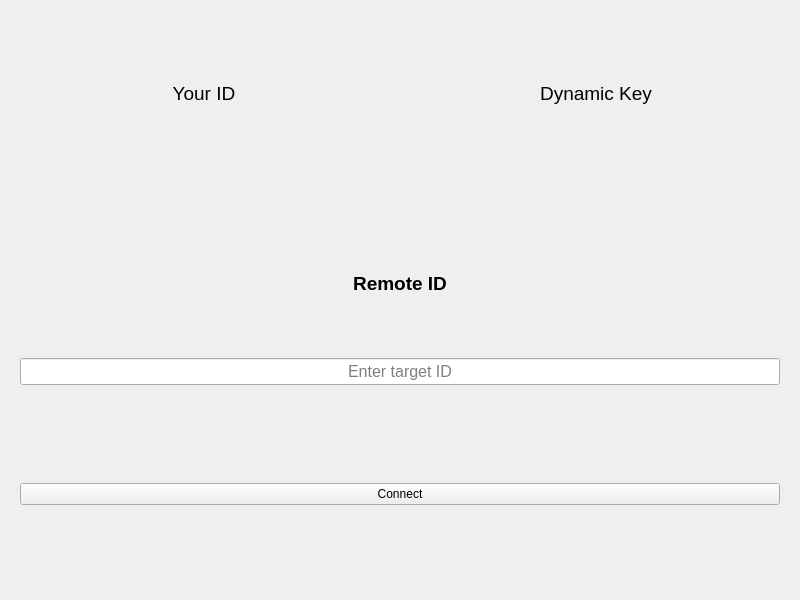
XQQYT/XqqytDesktop, file UI/ConnectWidget/ConnectWidget.ui: the form before one commit.
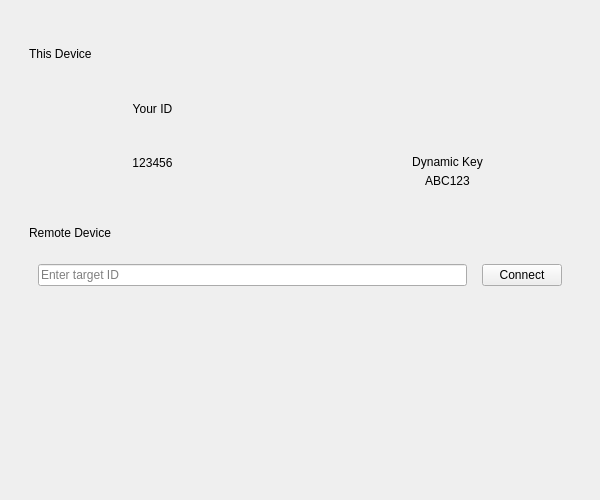
The form after the commit.

Commit message: redesign_the_UI_of_the_connect_widget

Diff of the .ui file:
```diff
--- a/UI/ConnectWidget/ConnectWidget.ui
+++ b/UI/ConnectWidget/ConnectWidget.ui
@@ -6,52 +6,62 @@
    <rect>
     <x>0</x>
     <y>0</y>
-    <width>800</width>
-    <height>600</height>
+    <width>600</width>
+    <height>500</height>
    </rect>
   </property>
-  <property name="focusPolicy">
-   <enum>Qt::StrongFocus</enum>
+  <property name="minimumSize">
+   <size>
+    <width>500</width>
+    <height>450</height>
+   </size>
   </property>
   <property name="windowTitle">
    <string>Remote Control Connection</string>
   </property>
-  <layout class="QGridLayout" name="gridLayout">
-   <item row="0" column="0">
+  <layout class="QVBoxLayout" name="verticalLayout_main">
+   <property name="spacing">
+    <number>20</number>
+   </property>
+   <property name="margin">
+    <number>20</number>
+   </property>
+   <item>
+    <widget class="QWidget" name="widget_local_info" native="true">
     <layout class="QHBoxLayout" name="horizontalLayout_id_and_key">
+      <property name="spacing">
+       <number>30</number>
+      </property>
+      <property name="margin">
+       <number>0</number>
+      </property>
      <item>
+       <widget class="QWidget" name="widget_user_id" native="true">
       <layout class="QVBoxLayout" name="verticalLayout_user_id">
        <property name="spacing">
-        <number>2</number>
-       </property>
+          <number>5</number>
+         </property>
+         <item>
+          <widget class="QLabel" name="label">
+           <property name="text">
+            <string>This Device</string>
+           </property>
+          </widget>
+         </item>
        <item>
         <widget class="QLabel" name="label_user_id_title">
-         <property name="font">
-          <font>
-           <pointsize>14</pointsize>
-           <weight>50</weight>
-           <bold>false</bold>
-          </font>
-         </property>
          <property name="text">
           <string>Your ID</string>
          </property>
          <property name="alignment">
-          <set>Qt::AlignBottom|Qt::AlignHCenter</set>
+            <set>Qt::AlignCenter</set>
          </property>
         </widget>
        </item>
        <item>
         <widget class="QLabel" name="label_user_id_value">
-         <property name="font">
-          <font>
-           <pointsize>24</pointsize>
-           <weight>75</weight>
-           <bold>true</bold>
-          </font>
-         </property>
          <property name="text">
-          <string/>
+            <string>123456</string>
          </property>
          <property name="alignment">
           <set>Qt::AlignCenter</set>
@@ -59,40 +69,41 @@
         </widget>
        </item>
       </layout>
+       </widget>
      </item>
      <item>
+       <widget class="QWidget" name="widget_dynamic_key" native="true">
       <layout class="QVBoxLayout" name="verticalLayout_dynamic_key">
        <property name="spacing">
-        <number>2</number>
-       </property>
+          <number>5</number>
+         </property>
+         <item>
+          <spacer name="verticalSpacer">
+           <property name="orientation">
+            <enum>Qt::Vertical</enum>
+           </property>
+           <property name="sizeHint" stdset="0">
+            <size>
+             <width>20</width>
+             <height>24</height>
+            </size>
+           </property>
+          </spacer>
+         </item>
        <item>
         <widget class="QLabel" name="label_dynamic_key_title">
-         <property name="font">
-          <font>
-           <pointsize>14</pointsize>
-           <weight>50</weight>
-           <bold>false</bold>
-          </font>
-         </property>
          <property name="text">
           <string>Dynamic Key</string>
          </property>
          <property name="alignment">
-          <set>Qt::AlignBottom|Qt::AlignHCenter</set>
+            <set>Qt::AlignCenter</set>
          </property>
         </widget>
        </item>
        <item>
         <widget class="QLabel" name="label_dynamic_key_value">
-         <property name="font">
-          <font>
-           <pointsize>24</pointsize>
-           <weight>75</weight>
-           <bold>true</bold>
-          </font>
-         </property>
          <property name="text">
-          <string/>
+            <string>ABC123</string>
          </property>
          <property name="alignment">
           <set>Qt::AlignCenter</set>
@@ -100,53 +111,38 @@
         </widget>
        </item>
       </layout>
-     </item>
-    </layout>
+       </widget>
+      </item>
+     </layout>
+    </widget>
    </item>
-   <item row="1" column="0">
+
+   <item>
     <widget class="QWidget" name="widget_target_id" native="true">
-     <layout class="QVBoxLayout" name="verticalLayout_target_id">
-      <item>
-       <widget class="QLabel" name="label_target_id">
-        <property name="font">
-         <font>
-          <pointsize>14</pointsize>
-          <weight>75</weight>
-          <bold>true</bold>
-         </font>
-        </property>
+     <layout class="QVBoxLayout" name="verticalLayout_target">
+      <property name="spacing">
+       <number>15</number>
+      </property>
+      <item>
+       <widget class="QLabel" name="label_3">
         <property name="text">
-         <string>Remote ID</string>
-        </property>
-        <property name="alignment">
-         <set>Qt::AlignCenter</set>
+         <string>Remote Device</string>
         </property>
        </widget>
       </item>
+      <item>
+       <widget class="QWidget" name="widget_connect" native="true">
+        <layout class="QHBoxLayout" name="horizontalLayout">
+         <property name="spacing">
+          <number>15</number>
+         </property>
       <item>
        <widget class="QLineEdit" name="lineEdit_target_id">
-        <property name="font">
-         <font>
-          <pointsize>12</pointsize>
-         </font>
-        </property>
-        <property name="focusPolicy">
-         <enum>Qt::ClickFocus</enum>
-        </property>
-        <property name="alignment">
-         <set>Qt::AlignCenter</set>
-        </property>
         <property name="placeholderText">
          <string>Enter target ID</string>
         </property>
        </widget>
       </item>
-     </layout>
-    </widget>
-   </item>
-   <item row="2" column="0">
-    <widget class="QWidget" name="widget_connect" native="true">
-     <layout class="QVBoxLayout" name="verticalLayout_connect">
       <item>
        <widget class="QPushButton" name="btn_connect">
         <property name="text">
@@ -156,6 +152,23 @@
       </item>
      </layout>
     </widget>
+      </item>
+     </layout>
+    </widget>
+   </item>
+
+   <item>
+    <spacer name="verticalSpacer_2">
+     <property name="orientation">
+      <enum>Qt::Vertical</enum>
+     </property>
+     <property name="sizeHint" stdset="0">
+      <size>
+       <width>20</width>
+       <height>40</height>
+      </size>
+     </property>
+    </spacer>
    </item>
   </layout>
  </widget>
```
Lines whose indentation alone changed are shown as unchanged. The commit also changes 7 other files.
